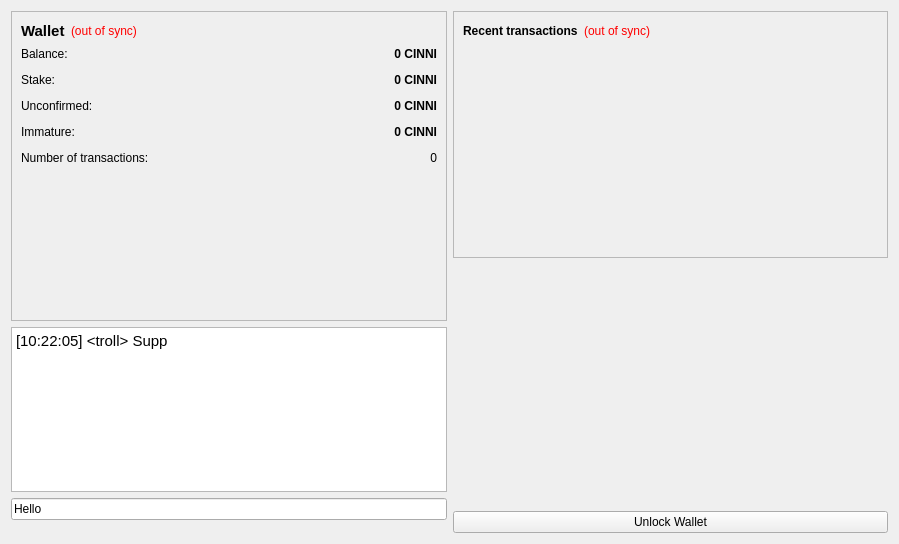
Cinnicoin/CinniCoin, file src/qt/forms/overviewpage.ui: the form before one commit.
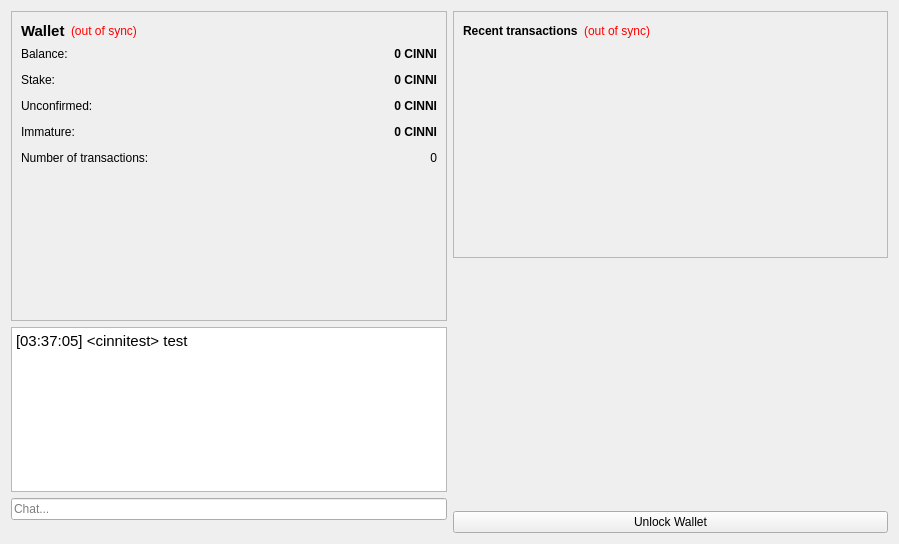
The form after the commit. Icons and pictures are not drawn.

Diff of the .ui file:
```diff
--- a/src/qt/forms/overviewpage.ui
+++ b/src/qt/forms/overviewpage.ui
@@ -283,7 +283,7 @@
 &lt;html&gt;&lt;head&gt;&lt;meta name=&quot;qrichtext&quot; content=&quot;1&quot; /&gt;&lt;style type=&quot;text/css&quot;&gt;
 p, li { white-space: pre-wrap; }
 &lt;/style&gt;&lt;/head&gt;&lt;body style=&quot; font-family:'Cantarell'; font-size:11pt; font-weight:400; font-style:normal;&quot;&gt;
-&lt;p style=&quot; margin-top:0px; margin-bottom:0px; margin-left:0px; margin-right:0px; -qt-block-indent:0; text-indent:0px;&quot;&gt;[10:22:05] &amp;lt;troll&amp;gt; Supp&lt;/p&gt;&lt;/body&gt;&lt;/html&gt;</string>
+&lt;p style=&quot; margin-top:0px; margin-bottom:0px; margin-left:0px; margin-right:0px; -qt-block-indent:0; text-indent:0px;&quot;&gt;[03:37:05] &amp;lt;cinnitest&amp;gt; test&lt;/p&gt;&lt;/body&gt;&lt;/html&gt;</string>
        </property>
       </widget>
      </item>
@@ -296,7 +296,10 @@
         </sizepolicy>
        </property>
        <property name="text">
-        <string>Hello</string>
+        <string/>
+       </property>
+       <property name="placeholderText">
+        <string>Chat...</string>
        </property>
       </widget>
      </item>
```
